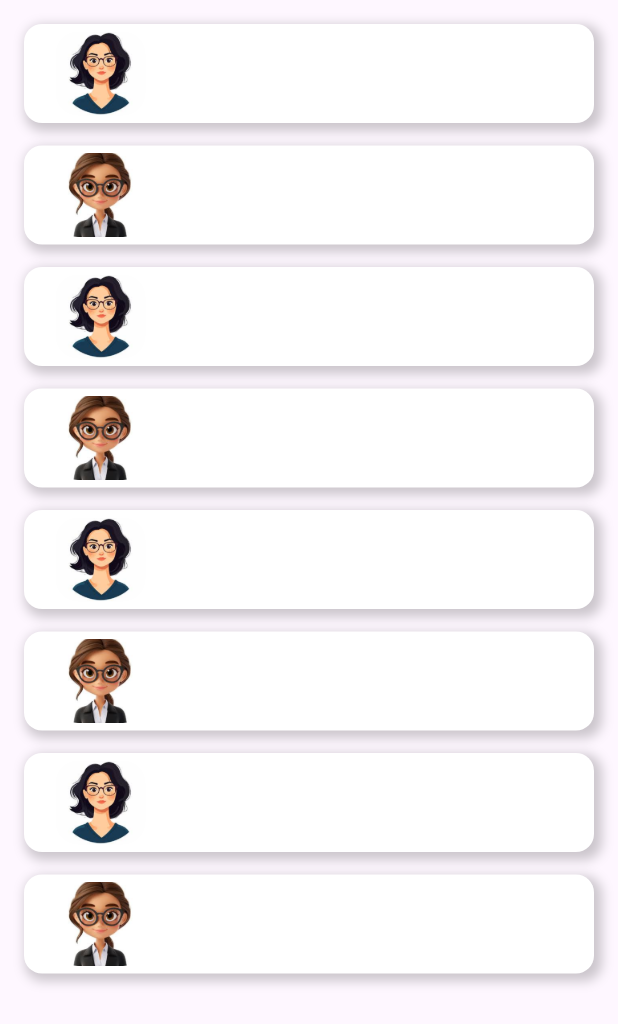
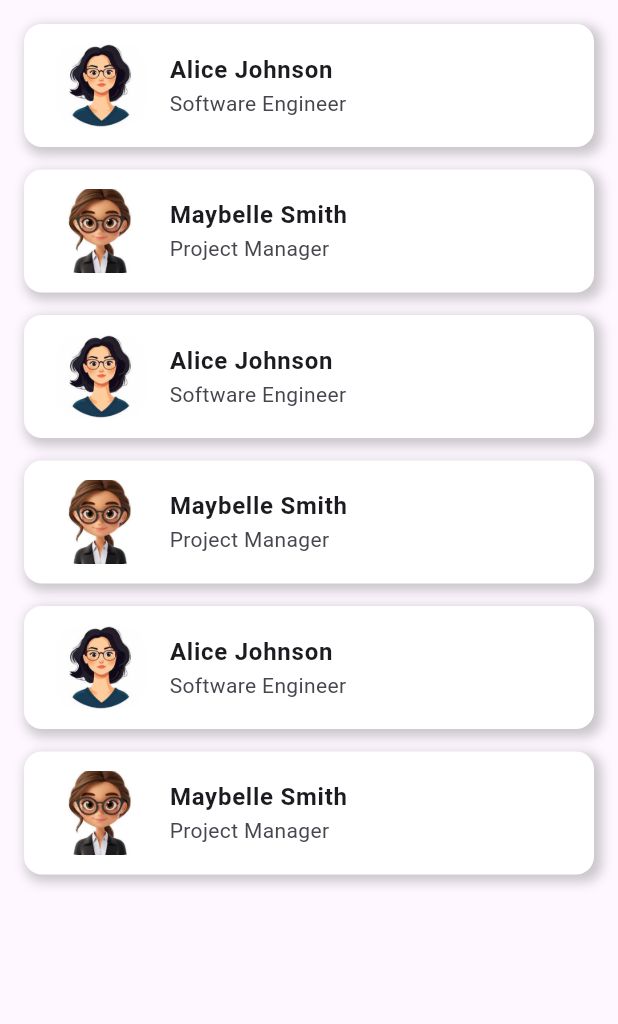
Before and after one commit to rawanabdulhayy/localised_responsive_personnel_display, a Flutter app: the screen it shows after launch, on a phone screen of 412 x 824 dp. Shown: the top 1024 px of the screen. Run offline on Flutter 3.47's test engine with Material 3 defaults, Android fonts, the phone set to English and light mode, and no system bars.

Commit message:
tablet view done and responsive

```diff
--- a/lib/home_page.dart
+++ b/lib/home_page.dart
@@ -16,39 +16,29 @@ class _HomePageState extends State<HomePage> {
       job: "Software Engineer",
     ),
     Employee(
-      name: "Michael Smith",
+      name: "Maybelle Smith",
       picture: "assets/images/avatar2.jpeg",
       job: "Project Manager",
     ),
     Employee(
-      name: "Sophia Brown",
+      name: "Alice Johnson",
       picture: "assets/images/avatar.jpeg",
-      job: "UI/UX Designer",
+      job: "Software Engineer",
     ),
     Employee(
-      name: "James Williams",
+      name: "Maybelle Smith",
       picture: "assets/images/avatar2.jpeg",
-      job: "Data Scientist",
+      job: "Project Manager",
     ),
     Employee(
-      name: "Emma Davis",
+      name: "Alice Johnson",
       picture: "assets/images/avatar.jpeg",
-      job: "QA Engineer",
+      job: "Software Engineer",
     ),
     Employee(
-      name: "Daniel Wilson",
+      name: "Maybelle Smith",
       picture: "assets/images/avatar2.jpeg",
-      job: "DevOps Engineer",
-    ),
-    Employee(
-      name: "Olivia Taylor",
-      picture: "assets/images/avatar.jpeg",
-      job: "Product Owner",
-    ),
-    Employee(
-      name: "Ethan Martinez",
-      picture: "assets/images/avatar2.jpeg",
-      job: "Mobile Developer",
+      job: "Project Manager",
     ),
   ];
 
@@ -88,6 +78,11 @@ class _HomePageState extends State<HomePage> {
                   child: Padding(
                     padding: const EdgeInsets.all(5.0),
                     child: ListTile(
+                      title: Text(
+                        employee.name,
+                        style: TextStyle(fontWeight: FontWeight.bold),
+                      ),
+                      subtitle: Text(employee.job),
                       // tileColor: Colors.blue.shade200,
                       // selectedTileColor: Colors.blue.shade100,
                       leading: ClipRRect(
@@ -107,7 +102,59 @@ class _HomePageState extends State<HomePage> {
             );
           } else {
             //tablet view
-            return Container();
+            return SizedBox(
+              child: GridView.builder(
+                scrollDirection: Axis.vertical,
+                gridDelegate: SliverGridDelegateWithMaxCrossAxisExtent(
+                  maxCrossAxisExtent: 250, // max width per tile
+                  crossAxisSpacing: 8,
+                  mainAxisSpacing: 8,
+                  childAspectRatio: 0.5,
+                ),
+                itemCount: personnel.length,
+                itemBuilder: (context, index) {
+                  final employee = personnel[index];
+                  return Container(
+                    decoration: BoxDecoration(
+                      color: Colors.white,
+                      boxShadow: [
+                        BoxShadow(
+                          color: Colors.black.withOpacity(0.2), // shadow color
+                          spreadRadius: 2, // how wide the shadow spreads
+                          blurRadius: 6, // how soft the shadow looks
+                          offset: Offset(3, 3), // X,Y movement of shadow
+                        ),
+                      ],
+                      borderRadius: BorderRadius.circular(12),
+                    ),
+                    child: Padding(
+                      padding: const EdgeInsets.all(50.0),
+                      child: Column(
+                        children: [
+                          Text(
+                            employee.name,
+                            style: TextStyle(fontWeight: FontWeight.bold),
+                          ),
+                          Text(employee.job),
+                          // tileColor: Colors.blue.shade200,
+                          // selectedTileColor: Colors.blue.shade100,
+                          ClipRRect(
+                            //so clipRect does have a border radius
+                            borderRadius: BorderRadius.circular(15),
+                            child: Image.asset(
+                              employee.picture,
+                              width: 60,
+                              height: 60,
+                              fit: BoxFit.cover,
+                            ),
+                          ),
+                        ],
+                      ),
+                    ),
+                  );
+                },
+              ),
+            );
           }
         },
       ),
```
